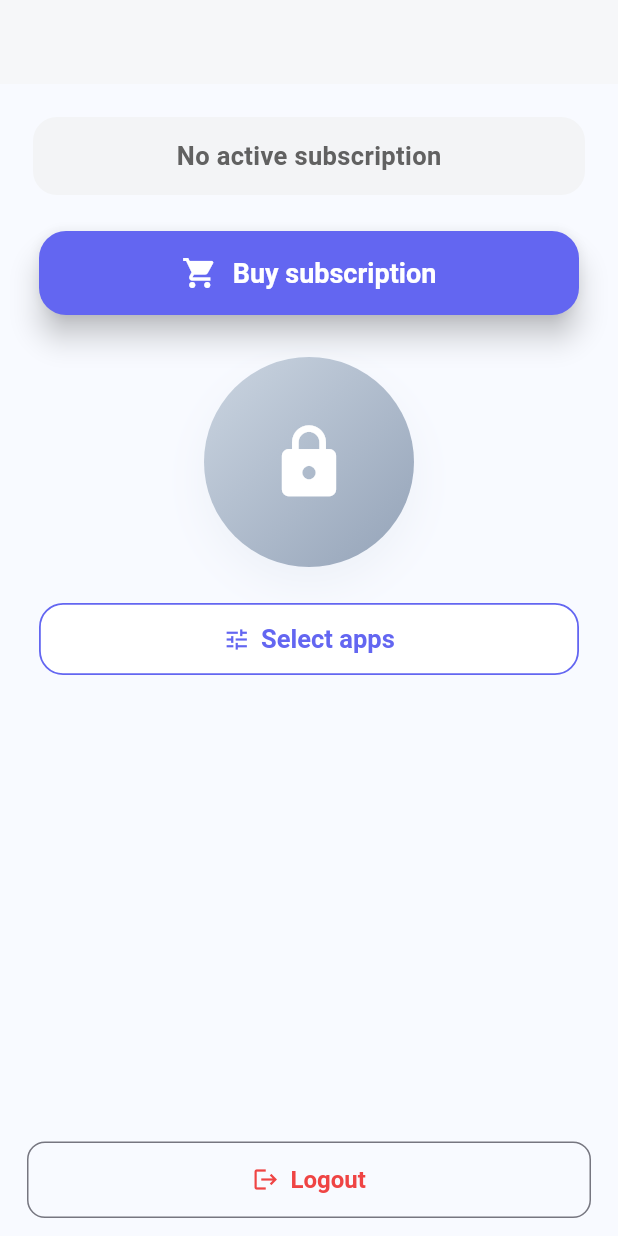
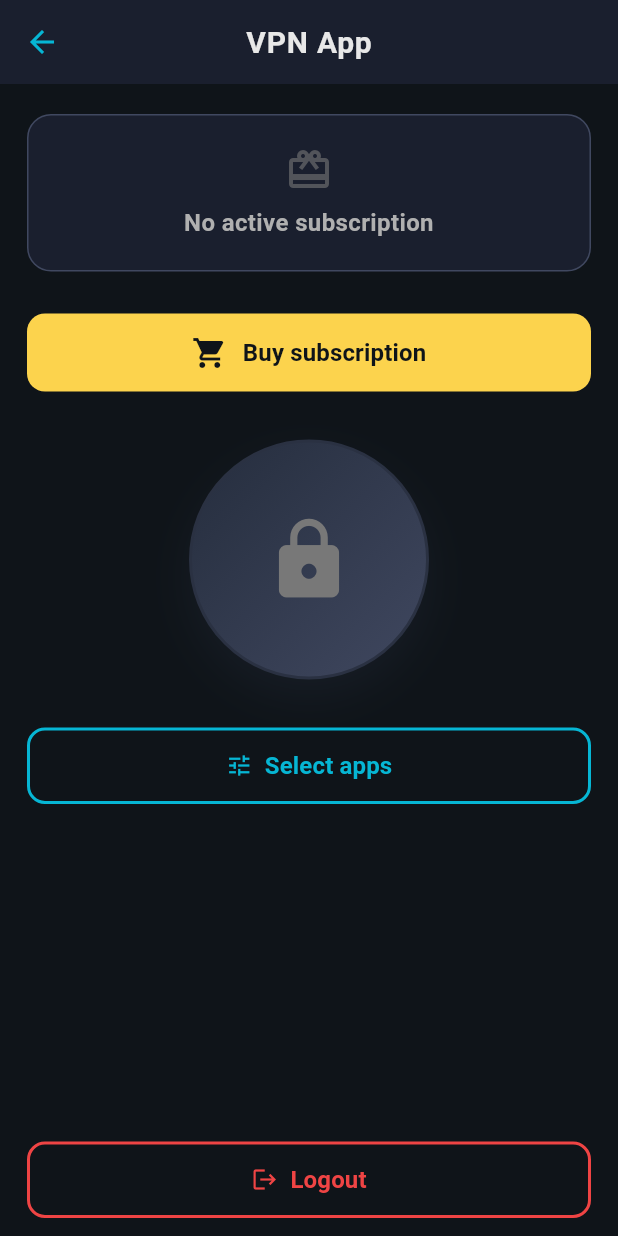
Before and after one commit to Midasfallen/vpn, a Flutter app: the HomeScreen screen opened by its route, on a phone screen of 412 x 824 dp. Run offline on Flutter 3.47's test engine with Material 3 defaults, Android fonts, the phone set to English and light mode, and no system bars; our stand-ins replace connectivity_plus, easy_localization, flutter_login, flutter_secure_storage, in_app_purchase; accounts and stored records are empty; network calls fail.

Commit message:
design: complete dark theme redesign with Material Design 3 best practices
- Created theme system with centralized color palette (AppColors)
  * Dark background colors: #0F1419, #1A1F2E, #252D3D
  * Primary accent: Deep blue #2563EB
  * Secondary accent: Cyan #06B6D4 (active states, icons)
  * Tertiary accent: Gold #FCD34D (CTA buttons, premium)
  * Implemented full typography hierarchy per Material 3

- Implemented AppTheme with ThemeData configuration
  * Complete ColorScheme for dark theme
  * AppBar styling with cyan icon theme
  * Card styling with border and shadow effects
  * Text hierarchy (display, headline, title, body, label)
  * Divider styling

- Updated Home Screen redesign
  * Dark background with new AppBar
  * Subscription card: Blue gradient border with cyan accent + checkmark
  * No subscription card: Subtle gray design with icon
  * VPN toggle: Gold/gradient when active, shadow effects
  * Buttons: Gold (CTA), Cyan outline (secondary)
  * Offline banner: Uses warning color
  * Maintained all subscription logic unchanged

- Updated Subscription Screen redesign
  * Dark background with new AppBar
  * Tariff cards: Dark theme with light borders
  * Price display: Colored badges (gold for paid, green for free)
  * Duration info: Cyan-highlighted duration
  * Select button: Gold CTA button
  * SnackBar colors: Info (blue), Success (green), Error (red)
  * Maintained all activation logic unchanged

- Updated main.dart to use AppTheme.darkTheme globally

No business logic changes - only UI/UX improvements while preserving:
- Subscription status loading and display
- Tariff activation flow
- Error handling and user feedback
- All API interactions

```diff
--- a/lib/main.dart
+++ b/lib/main.dart
@@ -7,6 +7,7 @@ import 'screens/splash_screen.dart';
 import 'screens/home_screen.dart';
 import 'screens/auth_screen.dart';
 import 'subscription_screen.dart';
+import 'theme/app_theme.dart';
 
 void main() async {
   WidgetsFlutterBinding.ensureInitialized();
@@ -38,10 +39,7 @@ class VpnApp extends StatelessWidget {
   Widget build(BuildContext context) {
     return MaterialApp(
       title: 'VPN App',
-      theme: ThemeData(
-        useMaterial3: true,
-        colorScheme: ColorScheme.fromSeed(seedColor: Colors.indigo),
-      ),
+      theme: AppTheme.darkTheme,
       localizationsDelegates: context.localizationDelegates,
       supportedLocales: context.supportedLocales,
       locale: context.locale,
--- a/lib/screens/home_screen.dart
+++ b/lib/screens/home_screen.dart
@@ -6,6 +6,7 @@ import '../api/error_mapper.dart';
 import '../api/token_storage.dart';
 import '../api/connectivity_service.dart';
 import '../api/models.dart';
+import '../theme/colors.dart';
 
 /// HomeScreen - главный экран приложения с переключателем VPN и управлением подписками
 class HomeScreen extends StatefulWidget {
@@ -181,15 +182,17 @@ class HomeScreenState extends State<HomeScreen> {
     return _hasActiveSubscription && (_subscriptionEnd == null || _subscriptionEnd!.isBefore(now));
   }
 
+  // TODO: Implement VPN expiration warning in future
+  // This method will be used to show expiration notifications
+
   @override
   Widget build(BuildContext context) {
     return Scaffold(
-      backgroundColor: const Color(0xFFF8FAFF),
+      backgroundColor: AppColors.darkBg,
       appBar: AppBar(
-        backgroundColor: Colors.white,
-        elevation: 1,
-        automaticallyImplyLeading: false,
-        title: null,
+        title: const Text('VPN App'),
+        backgroundColor: AppColors.darkBgSecondary,
+        elevation: 0,
       ),
       body: SingleChildScrollView(
         child: Column(
@@ -197,17 +200,17 @@ class HomeScreenState extends State<HomeScreen> {
             // Offline banner
             if (!_isOnline)
               Container(
-                color: Colors.amber,
+                color: AppColors.warning,
                 padding: const EdgeInsets.symmetric(vertical: 8, horizontal: 12),
                 child: Row(
                   children: [
-                    const Icon(Icons.wifi_off, size: 20, color: Colors.black),
+                    const Icon(Icons.wifi_off, size: 20, color: AppColors.darkBg),
                     const SizedBox(width: 8),
                     Text(
                       'offline_mode'.tr(),
                       style: const TextStyle(
                         fontSize: 14,
-                        color: Colors.black,
+                        color: AppColors.darkBg,
                         fontWeight: FontWeight.w500,
                       ),
                     ),
@@ -215,31 +218,27 @@ class HomeScreenState extends State<HomeScreen> {
                 ),
               ),
             Padding(
-              padding: const EdgeInsets.symmetric(horizontal: 18, vertical: 18),
+              padding: const EdgeInsets.symmetric(horizontal: 18, vertical: 20),
               child: Column(
                 crossAxisAlignment: CrossAxisAlignment.stretch,
                 children: [
-                  // Карточка подписки
+                  // Карточка подписки (с дизайном свечения)
                   if (_hasActiveSubscription && _subscription != null)
                     _buildSubscriptionCard()
                   else
                     _buildNoSubscriptionCard(),
-                  const SizedBox(height: 20),
-                  Padding(
-                    padding: const EdgeInsets.symmetric(horizontal: 8.0),
-                    child: ElevatedButton(
+                  const SizedBox(height: 28),
+
+                  // Кнопка "Купить подписку"
+                  ElevatedButton(
                     style: ElevatedButton.styleFrom(
-                        backgroundColor: const Color(0xFF6366F1),
-                        foregroundColor: Colors.white,
-                        elevation: 8,
+                      backgroundColor: AppColors.accentGold,
+                      foregroundColor: AppColors.darkBg,
+                      padding: const EdgeInsets.symmetric(vertical: 14),
                       shape: RoundedRectangleBorder(
-                          borderRadius: BorderRadius.circular(18),
+                        borderRadius: BorderRadius.circular(12),
                       ),
-                        padding: const EdgeInsets.symmetric(vertical: 16),
-                        textStyle: const TextStyle(
-                          fontSize: 18,
-                          fontWeight: FontWeight.bold,
-                        ),
+                      elevation: 0,
                     ),
                     onPressed: () async {
                       final refreshNeeded = await Navigator.pushNamed(context, '/subscription');
@@ -253,83 +252,91 @@ class HomeScreenState extends State<HomeScreen> {
                       children: [
                         const Icon(Icons.shopping_cart, size: 24),
                         const SizedBox(width: 10),
-                          Text('buy_subscription'.tr()),
+                        Text(
+                          'buy_subscription'.tr(),
+                          style: const TextStyle(
+                            fontSize: 16,
+                            fontWeight: FontWeight.w600,
+                          ),
+                        ),
                       ],
                     ),
                   ),
-                  ),
-                  const SizedBox(height: 28),
+                  const SizedBox(height: 32),
+
+                  // VPN Toggle Button - большая кнопка с градиентом и свечением
                   Center(
                     child: GestureDetector(
                       onTap: _toggleVpn,
                       child: AnimatedContainer(
                         duration: const Duration(milliseconds: 300),
-                        width: 140,
-                        height: 140,
+                        width: 160,
+                        height: 160,
                         decoration: BoxDecoration(
                           gradient: LinearGradient(
                             colors: _connected
-                                ? const [Color(0xFF6366F1), Color(0xFF4F46E5)]
-                                : const [
-                                    Color(0xFFCBD5E1),
-                                    Color(0xFF94A3B8),
-                                  ],
+                                ? [AppColors.accentGold, AppColors.accentGoldDark]
+                                : [AppColors.darkBgTertiary, AppColors.borderLight],
                             begin: Alignment.topLeft,
                             end: Alignment.bottomRight,
                           ),
                           boxShadow: [
                             BoxShadow(
-                              color: (_connected
-                                      ? const Color(0xFF6366F1)
-                                      : const Color(0xFFCBD5E1))
-                                  .withAlpha(60),
+                              color: _connected
+                                  ? AppColors.accentGold.withOpacity(0.4)
+                                  : AppColors.darkBgTertiary.withOpacity(0.3),
                               blurRadius: 24,
                               offset: const Offset(0, 12),
                             ),
                           ],
                           shape: BoxShape.circle,
+                          border: Border.all(
+                            color: _connected
+                                ? AppColors.accentCyan.withOpacity(0.3)
+                                : AppColors.borderDark,
+                            width: 2,
+                          ),
                         ),
                         child: Center(
                           child: Icon(
                             _connected ? Icons.lock_open : Icons.lock,
-                            size: 54,
-                            color: Colors.white,
+                            size: 60,
+                            color: _connected ? AppColors.darkBg : AppColors.textTertiary,
                           ),
                         ),
                       ),
                     ),
                   ),
-                  const SizedBox(height: 24),
-                  Padding(
-                    padding: const EdgeInsets.symmetric(horizontal: 8.0),
-                    child: ElevatedButton.icon(
+                  const SizedBox(height: 32),
+
+                  // Кнопка "Выбрать приложения"
+                  OutlinedButton.icon(
                     icon: const Icon(Icons.tune),
-                      style: ElevatedButton.styleFrom(
-                        backgroundColor: Colors.white,
-                        foregroundColor: const Color(0xFF6366F1),
-                        elevation: 0,
+                    style: OutlinedButton.styleFrom(
+                      foregroundColor: AppColors.accentCyan,
                       side: const BorderSide(
-                          color: Color(0xFF6366F1),
-                          width: 1.2,
+                        color: AppColors.accentCyan,
+                        width: 2,
                       ),
                       shape: RoundedRectangleBorder(
-                          borderRadius: BorderRadius.circular(16),
+                        borderRadius: BorderRadius.circular(12),
                       ),
                       padding: const EdgeInsets.symmetric(vertical: 14),
-                        textStyle: const TextStyle(
-                          fontSize: 17,
-                          fontWeight: FontWeight.bold,
-                        ),
                     ),
                     onPressed: () {
-                        // Заглушка: позже реализуем platform channel для открытия системного окна Android
                       ScaffoldMessenger.of(context).showSnackBar(
                         SnackBar(
                           content: Text('select_apps_stub'.tr()),
+                          backgroundColor: AppColors.info,
                         ),
                       );
                     },
-                      label: Text('select_apps'.tr()),
+                    label: Text(
+                      'select_apps'.tr(),
+                      style: const TextStyle(
+                        fontSize: 16,
+                        fontWeight: FontWeight.w600,
+                      ),
                     ),
                   ),
                 ],
@@ -343,17 +350,23 @@ class HomeScreenState extends State<HomeScreen> {
         child: OutlinedButton.icon(
           key: const Key('logout-button'),
           icon: const Icon(Icons.logout),
-          label: Text('logout'.tr()),
+          label: Text(
+            'logout'.tr(),
+            style: const TextStyle(
+              fontSize: 16,
+              fontWeight: FontWeight.w600,
+            ),
+          ),
           style: OutlinedButton.styleFrom(
-            foregroundColor: const Color(0xFFEF4444),
-            textStyle: const TextStyle(
-              fontSize: 16,
-              fontWeight: FontWeight.bold,
+            foregroundColor: AppColors.error,
+            side: const BorderSide(
+              color: AppColors.error,
+              width: 2,
             ),
-            padding: const EdgeInsets.symmetric(vertical: 16),
             shape: RoundedRectangleBorder(
               borderRadius: BorderRadius.circular(12),
             ),
+            padding: const EdgeInsets.symmetric(vertical: 14),
           ),
           onPressed: () async {
             await _logout();
@@ -372,70 +385,94 @@ class HomeScreenState extends State<HomeScreen> {
     final isLifetime = _subscription!.endedAt == null;
     final tariffName = _subscription!.tariffName;
 
-    return Card(
-      elevation: 0,
-      color: const Color(0xFFD6E6FB),
-      shape: RoundedRectangleBorder(
+    return Container(
+      decoration: BoxDecoration(
+        color: AppColors.darkBgSecondary,
         borderRadius: BorderRadius.circular(16),
+        border: Border.all(
+          color: AppColors.accentCyan.withOpacity(0.5),
+          width: 2,
+        ),
+        boxShadow: [
+          BoxShadow(
+            color: AppColors.accentCyan.withOpacity(0.15),
+            blurRadius: 16,
+            offset: const Offset(0, 8),
+          ),
+        ],
       ),
       child: Padding(
-        padding: const EdgeInsets.symmetric(vertical: 14, horizontal: 12),
+        padding: const EdgeInsets.symmetric(vertical: 16, horizontal: 16),
         child: Column(
           crossAxisAlignment: CrossAxisAlignment.stretch,
+          children: [
+            // Header
+            Row(
+              mainAxisAlignment: MainAxisAlignment.spaceBetween,
               children: [
                 Text(
                   'subscription_active'.tr(),
                   style: const TextStyle(
                     fontSize: 13,
-                color: Colors.grey,
+                    color: AppColors.textTertiary,
                     fontWeight: FontWeight.w500,
+                    letterSpacing: 0.5,
                   ),
                 ),
-            const SizedBox(height: 8),
-            Row(
-              mainAxisAlignment: MainAxisAlignment.spaceBetween,
-              children: [
-                Expanded(
-                  child: Text(
-                    tariffName,
-                    style: const TextStyle(
-                      fontSize: 16,
-                      fontWeight: FontWeight.bold,
-                      color: Color(0xFF3B82F6),
+                Container(
+                  decoration: BoxDecoration(
+                    color: AppColors.accentCyan.withOpacity(0.2),
+                    borderRadius: BorderRadius.circular(8),
                   ),
-                    maxLines: 1,
-                    overflow: TextOverflow.ellipsis,
-                  ),
-                ),
-                const SizedBox(width: 8),
-                if (!isLifetime)
-                  Text(
-                    '$durationDays ${'days'.tr()}',
-                    style: const TextStyle(
-                      fontWeight: FontWeight.bold,
-                      color: Color(0xFF3B82F6),
-                      fontSize: 15,
-                    ),
-                  )
-                else
-                  Text(
-                    'lifetime_access'.tr(),
-                    style: const TextStyle(
-                      fontWeight: FontWeight.bold,
-                      color: Color(0xFF3B82F6),
-                      fontSize: 15,
+                  padding: const EdgeInsets.symmetric(horizontal: 8, vertical: 4),
+                  child: const Icon(
+                    Icons.check_circle,
+                    size: 16,
+                    color: AppColors.accentCyan,
                   ),
                 ),
               ],
             ),
+            const SizedBox(height: 12),
+            // Tariff name
+            Text(
+              tariffName,
+              style: const TextStyle(
+                fontSize: 18,
+                fontWeight: FontWeight.w700,
+                color: AppColors.accentCyan,
+                letterSpacing: 0.3,
+              ),
+            ),
+            const SizedBox(height: 8),
+            // Duration
+            Text(
+              isLifetime
+                  ? 'lifetime_access'.tr()
+                  : '$durationDays ${'days'.tr()}',
+              style: const TextStyle(
+                fontWeight: FontWeight.w600,
+                color: AppColors.textSecondary,
+                fontSize: 14,
+              ),
+            ),
+            // Warning if expiring soon
             if (!isLifetime && durationDays < 7)
               Padding(
-                padding: const EdgeInsets.only(top: 8),
+                padding: const EdgeInsets.only(top: 12),
+                child: Container(
+                  decoration: BoxDecoration(
+                    color: AppColors.warning.withOpacity(0.15),
+                    borderRadius: BorderRadius.circular(8),
+                  ),
+                  padding: const EdgeInsets.symmetric(horizontal: 10, vertical: 8),
                   child: Text(
                     'subscription_expiring_soon'.tr(),
                     style: const TextStyle(
-                    color: Colors.orange,
+                      color: AppColors.warning,
                       fontSize: 12,
+                      fontWeight: FontWeight.w600,
+                    ),
                   ),
                 ),
               ),
@@ -446,22 +483,36 @@ class HomeScreenState extends State<HomeScreen> {
   }
 
   Widget _buildNoSubscriptionCard() {
-    return Card(
-      elevation: 0,
-      color: const Color(0xFFF3F4F6),
-      shape: RoundedRectangleBorder(
+    return Container(
+      decoration: BoxDecoration(
+        color: AppColors.darkBgSecondary,
         borderRadius: BorderRadius.circular(16),
+        border: Border.all(
+          color: AppColors.borderLight,
+          width: 1,
+        ),
       ),
       child: Padding(
-        padding: const EdgeInsets.symmetric(vertical: 14, horizontal: 12),
+        padding: const EdgeInsets.symmetric(vertical: 20, horizontal: 16),
         child: Center(
-          child: Text(
+          child: Column(
+            children: [
+              Icon(
+                Icons.card_giftcard,
+                size: 32,
+                color: AppColors.textTertiary.withOpacity(0.6),
+              ),
+              const SizedBox(height: 8),
+              Text(
                 'no_active_subscription'.tr(),
-            style: TextStyle(
-              fontSize: 17,
+                style: const TextStyle(
+                  fontSize: 16,
                   fontWeight: FontWeight.w600,
-              color: Colors.grey[700],
+                  color: AppColors.textSecondary,
                 ),
+                textAlign: TextAlign.center,
+              ),
+            ],
           ),
         ),
       ),
--- /dev/null
+++ b/lib/theme/colors.dart
@@ -0,0 +1,49 @@
+import 'package:flutter/material.dart';
+
+/// Цветовая палитра VPN App
+/// Темная тема с технологичным стилем
+class AppColors {
+  // Основные цвета фона - Тёмно-синий/серый
+  static const Color darkBg = Color(0xFF0F1419); // Основной фон (очень тёмный)
+  static const Color darkBgSecondary = Color(0xFF1A1F2E); // Вторичный фон для карточек
+  static const Color darkBgTertiary = Color(0xFF252D3D); // Третичный фон для элементов
+
+  // Основной цвет - Глубокий синий/фиолетовый
+  static const Color primaryDeep = Color(0xFF1E3A8A); // Глубокий синий
+  static const Color primaryDeepLight = Color(0xFF2563EB); // Более светлый глубокий синий
+
+  // Вторичный цвет - Яркий голубой (для активных состояний, иконок)
+  static const Color accentCyan = Color(0xFF06B6D4); // Яркий голубой/циан
+  static const Color accentCyanLight = Color(0xFF22D3EE); // Более светлый голубой
+
+  // Третичный цвет - Жёлтый/Золотистый (для CTA, премиум-статуса)
+  static const Color accentGold = Color(0xFFFCD34D); // Ярко-жёлтый/золотистый
+  static const Color accentGoldDark = Color(0xFFF59E0B); // Более тёмный золотистый
+
+  // Нейтральные цвета
+  static const Color white = Color(0xFFFFFFFF);
+  static const Color textPrimary = Color(0xFFE8E8E8); // Основной текст (светлый)
+  static const Color textSecondary = Color(0xFFB0B0B0); // Вторичный текст (серый)
+  static const Color textTertiary = Color(0xFF787878); // Третичный текст (тёмный серый)
+
+  // Цвета статусов
+  static const Color success = Color(0xFF10B981); // Зелёный - успех
+  static const Color error = Color(0xFFEF4444); // Красный - ошибка
+  static const Color warning = Color(0xFFF59E0B); // Оранжевый - предупреждение
+  static const Color info = Color(0xFF3B82F6); // Голубой - информация
+
+  // Границы и разделители
+  static const Color borderLight = Color(0xFF404860); // Светлая граница
+  static const Color borderDark = Color(0xFF2A3142); // Тёмная граница
+  static const Color divider = Color(0xFF1F2937); // Разделитель
+
+  // Свечение (для эффектов свечения и теней)
+  static const Color glowCyan = Color(0xFF06B6D4); // Свечение голубое
+  static const Color glowGold = Color(0xFFFCD34D); // Свечение золотое
+  static const Color glowPurple = Color(0xFF8B5CF6); // Свечение фиолетовое
+
+  // Прозрачные версии для наложений
+  static const Color cyanOverlay = Color(0x1A06B6D4); // Голубой оверлей 10%
+  static const Color goldOverlay = Color(0x1AFCD34D); // Золотой оверлей 10%
+  static const Color darkOverlay = Color(0x80000000); // Тёмный оверлей 50%
+}
```
Also changed, not shown: lib/subscription_screen.dart (+140 -43 lines), lib/theme/app_theme.dart (added, +109 -0 lines). Lines whose indentation alone changed are shown as unchanged.
